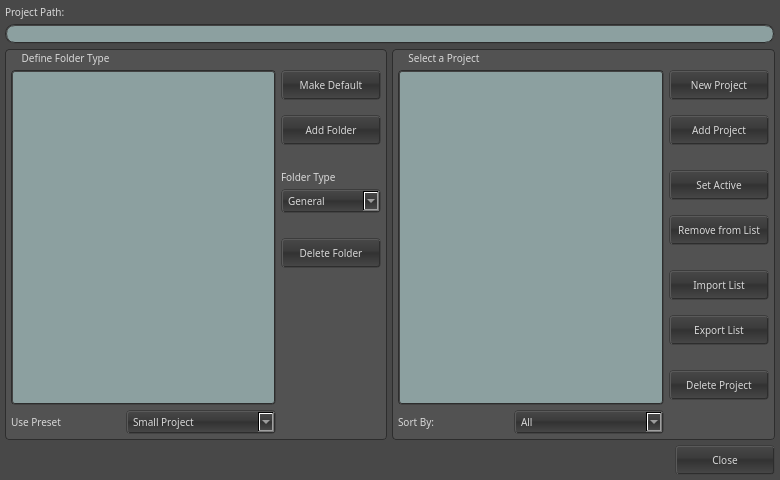
First picture: the form in ui/ProjectManager.ui, repository skhaz/neutron3d, before the edit.
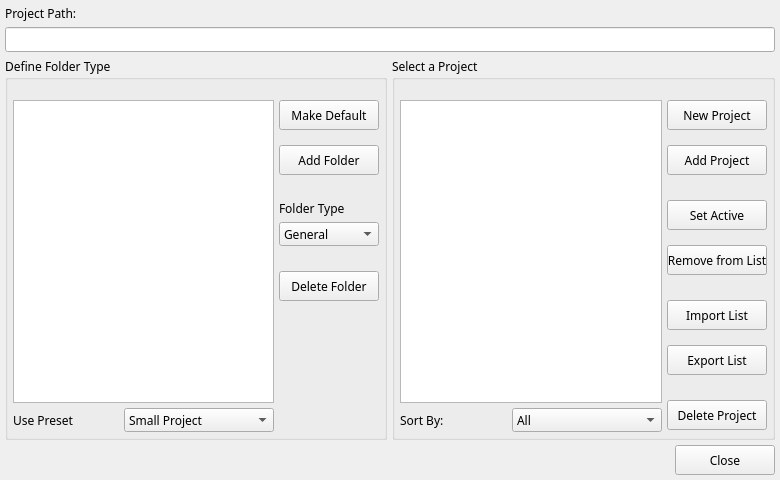
Second picture: the form after the edit. Icons and pictures are not drawn.

```diff
--- a/ui/ProjectManager.ui
+++ b/ui/ProjectManager.ui
@@ -28,356 +28,7 @@
    <enum>Qt::RightToLeft</enum>
   </property>
   <property name="styleSheet" >
-   <string notr="true" >/* ---------------------- All ---------------------- */
-* {
-	color: rgb(215, 215, 215);
-	background-color: rgb(72, 72, 72);
-	font-family: "Lucida Grande, Segoe UI";
-	font-size: 10px;
-}
-
-/* ---------------------- Line Edit ---------------------- */
-QLineEdit { 
-	color: rgb(40, 40, 40);
-	background-color: rgb(140, 160, 160);
-	selection-background-color: rgb(245, 150, 40);
-	padding: 0px 5px 0px 5px;
-	border: 2px groove rgb(45,45,45);
-	border-radius: 10px;
-}
-
-/* ---------------------- Label ---------------------- */
-QLabel { 
-	background-color: rgb(72, 72, 72, 0);
-}
-
-/* ---------------------- Push Button ---------------------- */
-QPushButton {
-	background-color: qlineargradient(spread:pad, x1:0.5, y1:1, x2:0.5, y2:0, stop:0 rgba(72, 72, 72, 255), stop:0.5 rgba(50, 50, 50, 255), stop:0.59 rgba(60, 60, 60, 255), stop:1 rgba(72, 72, 72, 255));
-	border-radius: 4px;
-	border-width: 2px;	
-	border-style: groove;
-	border-left-color: rgb(60, 60, 60);
-	border-top-color: rgb(60, 60, 60);
-	border-right-color: rgb(45, 45, 45);
-	border-bottom-color: rgb(45, 45, 45);
-}
-
-QPushButton::pressed {
-	background-color: qlineargradient(spread:pad, x1:0.5, y1:1, x2:0.5, y2:0, stop:0 rgba(92, 92, 92, 255), stop:0.5 rgba(70, 70, 70, 255), stop:0.59 rgba(80, 80, 80, 255), stop:1 rgba(92, 92, 92, 255));
-	border-radius: 4px;
-	border-width: 2px;	
-	border-style: groove;
-	border-left-color: rgb(45, 45, 45);
-	border-top-color: rgb(45, 45, 45);
-	border-right-color: rgb(60, 60, 60);
-	border-bottom-color: rgb(60, 60, 60);
-}
-
-QPushButton::checked {
-	background-color: qlineargradient(spread:pad, x1:0.5, y1:1, x2:0.5, y2:0, stop:0 rgba(92, 92, 92, 255), stop:0.5 rgba(70, 70, 70, 255), stop:0.59 rgba(80, 80, 80, 255), stop:1 rgba(92, 92, 92, 255));
-
-	border-radius: 4px;
-	border-width: 2px;	
-	border-style: groove;
-	border-left-color: rgb(45, 45, 45);
-	border-top-color: rgb(45, 45, 45);
-	border-right-color: rgb(60, 60, 60);
-	border-bottom-color: rgb(60, 60, 60);
-}
-
-
-/* ---------------------- Combo Box ---------------------- */
-QComboBox {
-	background-color: qlineargradient(spread:pad, x1:0.5, y1:1, x2:0.5, y2:0, stop:0 rgba(72, 72, 72, 255), stop:0.5 rgba(50, 50, 50, 255), stop:0.59 rgba(60, 60, 60, 255), stop:1 rgba(72, 72, 72, 255));
-	
-	border-radius: 4px;
-	border-width: 2px;	
-	border-style: groove;
-	border-left-color: rgb(60, 60, 60);
-	border-top-color: rgb(60, 60, 60);
-	border-right-color: rgb(45, 45, 45);
-	border-bottom-color: rgb(45, 45, 45);
-	padding: 0px 5px 0px 5px;
- }
-
-QComboBox::drop-down { 
-	background-color: qlineargradient(spread:pad, x1:0.5, y1:1, x2:0.5, y2:0, stop:0 rgba(72, 72, 72, 255), stop:0.5 rgba(50, 50, 50, 255), stop:0.59 rgba(60, 60, 60, 255), stop:1 rgba(72, 72, 72, 255));
-	
-	image: url(:/dark/up-down-dark-arrow.png);
-	padding: 0px 2px 0px 2px;
-	width: 15px; 
-	border-left: 1px solid rgb(40,40,40);
-}
-
-QComboBox::down-arrow {
-	image: url(:/dark/up-down-dark-arrow.png);
-}
-
- QComboBox QAbstractItemView {
-	color: black;
-	background-color:rgb(140, 160, 160);  
-	border: 2px groove rgb(45,45,45);
-	selection-color: black;
-	selection-background-color: rgb(245, 150, 40);
-	padding: 4px 0px 4px 0px;
- }
-
-/* ---------------------- List View ---------------------- */
-QListView {
-	color: black;
-	background-color:rgb(140, 160, 160);
-	selection-background-color: rgb(245, 150, 40);
-	padding: 0px 5px 0px 5px;
-	border: 2px groove rgb(45,45,45);
-	border-radius: 4px;
-}
-
-/* ---------------------- Tree View ---------------------- */
-QTreeView {
-	color: black;
-	background-color:rgb(140, 160, 160);
-	selection-background-color: rgb(245, 150, 40);
-	padding: 0px 5px 0px 5px;
-	border: 2px groove rgb(45,45,45);
-	border-radius: 4px;
-}
-
-/* ---------------------- Group Box ---------------------- */
-QGroupBox {
-	background-color: rgb(82, 82, 82);
-	border: 1px solid rgb(45,45,45);
-	border-radius: 4px;
-}
-
-QGroupBox::title {
-	background-color: rgb(82,82,82,0);
-	subcontrol-origin: margin;
-	subcontrol-position: top left;
-	padding: 2px 5px 0px 15px;
- }
-
-/* ---------------------- Text Edit ---------------------- */
-QTextEdit {
-	color: black;
-	background-color:rgb(140, 160, 160);
-	selection-background-color: rgb(245, 150, 40);
-	padding: 0px 5px 0px 5px;
-	border: 2px groove rgb(45,45,45);
-	border-radius: 4px;
-}
-
-
-
-/* ---------------------- Scroll Bar Vertical ---------------------- */
-QScrollBar {
-	border: 1px solid rgb(45,45,45);
-	border-radius: 4px;
- }
-
- QScrollBar::handle::vertical {
-	background-color: qlineargradient(spread:pad, x1:0.5, y1:1, x2:0.5, y2:0, stop:0 rgba(72, 72, 72, 255), stop:0.5 rgba(50, 50, 50, 255), stop:0.59 rgba(60, 60, 60, 255), stop:1 rgba(72, 72, 72, 255));
-
-	image: url(:/dark/up-down-dark-arrow.png);
-	min-height: 30px;
-	border: 1px solid rgb(45,45,45);
-	border-top-right-radius: 4px;
-	border-bottom-right-radius: 4px;
- }
-
-QScrollBar::down-arrow::vertical {
-	background: green;
-	min-height: 10px;
-	min-width: 10px;
-}
-
-QScrollBar::sub-page::vertical {
-	background: rgb(80,80,80);
-}
-
-QScrollBar::add-page::vertical {
-	background: rgb(110,110,110);
-}
-
-/* ---------------------- Scroll Bar Horizontal ---------------------- */
-QScrollBar {
-	border: 1px solid rgb(45,45,45);
-	border-radius: 4px;
- }
-
- QScrollBar::handle::horizontal {
-		background-color: qlineargradient(spread:pad, x1:0.5, y1:1, x2:0.5, y2:0, stop:0 rgba(72, 72, 72, 255), stop:0.5 rgba(50, 50, 50, 255), stop:0.59 rgba(60, 60, 60, 255), stop:1 rgba(72, 72, 72, 255));
-
-	image: url(:/dark/left-right-dark-arrow.png);
-	min-width: 30px;
-	border: 1px solid rgb(45,45,45);
-	border-top-right-radius: 4px;
-	border-top-left-radius: 4px;
- }
-
-QScrollBar::down-arrow::horizontal {
-	background: green;
-	min-height: 10px;
-	min-width: 10px;
-}
-
-QScrollBar::sub-page::horizontal {
-	background: rgb(80,80,80);
-}
-
-QScrollBar::add-page::horizontal {
-	background: rgb(110,110,110);
-}
-
-
-/* ---------------------- Check Box ---------------------- */
-QCheckBox {
-	background-color: rgb(72,72,72,0);
-}
-
-QCheckBox::indicator {
-	background-color: rgb(140, 160, 160);
-	selection-background-color: rgb(245, 150, 40);
-	border: 2px groove rgb(45,45,45);
-	border-radius: 4px;
-	width: 13px;
-	height: 13px;
-}
-QCheckBox::indicator::pressed {
-	background-color: rgb(245, 150, 40);
-}
-
- QCheckBox::indicator:checked {
-	background-color: rgb(245, 150, 40);
-	width: 13px;
-	height: 13px;
-	image: url(:/dark/checked-dark-checkBox.png);
- }
-
-/* ---------------------- Radio Button ---------------------- */
-QRadioButton {
-	background-color: rgb(72,72,72,0);
-}
-
-QRadioButton::indicator {
-	background-color: rgb(140, 160, 160);
-	border: 2px groove rgb(45,45,45);
-	border-radius: 9px;
-	width: 14px;
-	height: 14px;
-}
-
- QRadioButton::indicator:checked {
-	background-color: qradialgradient(spread:pad, cx:0.5, cy:0.5, radius:0.5, fx:0.5, fy:0.5, stop:0 rgba(245, 150, 40, 255), stop:1 rgba(235, 117, 0, 255));
-
-	width: 14px;
-	height: 14px;
-	image: url(:/dark/right-dark-arrow.png);
- }
-
-/* ---------------------- Spin Box ---------------------- */
-QSpinBox {
-	color: black;
-	background-color: rgb(140, 160, 160);
-	selection-background-color: rgb(245, 150, 40);
-	border-radius: 4px;
-	border-width: 2px;	
-	border-style: groove;
-	border-left-color: rgb(60, 60, 60);
-	border-top-color: rgb(60, 60, 60);
-	border-right-color: rgb(45, 45, 45);
-	border-bottom-color: rgb(45, 45, 45);
-	padding: 0px 5px 0px 5px;
- }
-
-QSpinBox::up-button { 
-	background-color: qlineargradient(spread:pad, x1:0.5, y1:1, x2:0.5, y2:0, stop:0 rgba(72, 72, 72, 255), stop:0.5 rgba(50, 50, 50, 255), stop:0.59 rgba(60, 60, 60, 255), stop:1 rgba(72, 72, 72, 255));
-	
-	image: url(:/dark/up-dark-arrow.png);
-	width: 15px; 
-	border-left: 1px solid rgb(40,40,40);
-	border-bottom: 1px solid rgb(40,40,40);
-	border-top-right-radius: 4px;
-}
-
-QSpinBox::up-button::pressed {
-	background-color: qlineargradient(spread:pad, x1:0.5, y1:1, x2:0.5, y2:0, stop:0 rgba(92, 92, 92, 255), stop:0.5 rgba(70, 70, 70, 255), stop:0.59 rgba(80, 80, 80, 255), stop:1 rgba(92, 92, 92, 255));
-}
-
-QSpinBox::down-button {
-	background-color: qlineargradient(spread:pad, x1:0.5, y1:1, x2:0.5, y2:0, stop:0 rgba(72, 72, 72, 255), stop:0.5 rgba(50, 50, 50, 255), stop:0.59 rgba(60, 60, 60, 255), stop:1 rgba(72, 72, 72, 255));
-	
-	image: url(:/dark/down-dark-arrow.png);
-	width: 15px; 
-	border-left: 1px solid rgb(40,40,40);
-	border-top: 1px solid rgb(40,40,40);
-	border-bottom-right-radius: 4px;
-}
-
-QSpinBox::down-button::pressed {
-	background-color: qlineargradient(spread:pad, x1:0.5, y1:1, x2:0.5, y2:0, stop:0 rgba(92, 92, 92, 255), stop:0.5 rgba(70, 70, 70, 255), stop:0.59 rgba(80, 80, 80, 255), stop:1 rgba(92, 92, 92, 255));
-}
-
-/* ---------------------- Double Spin Box ---------------------- */
-QDoubleSpinBox {
-	color: black;
-	background-color: rgb(140, 160, 160);
-	selection-background-color: rgb(245, 150, 40);
-	border-radius: 4px;
-	border-width: 2px;	
-	border-style: groove;
-	border-left-color: rgb(60, 60, 60);
-	border-top-color: rgb(60, 60, 60);
-	border-right-color: rgb(45, 45, 45);
-	border-bottom-color: rgb(45, 45, 45);
-	padding: 0px 5px 0px 5px;
- }
-
-QDoubleSpinBox::up-button { 
-	background-color: qlineargradient(spread:pad, x1:0.5, y1:1, x2:0.5, y2:0, stop:0 rgba(72, 72, 72, 255), stop:0.5 rgba(50, 50, 50, 255), stop:0.59 rgba(60, 60, 60, 255), stop:1 rgba(72, 72, 72, 255));
-	
-	image: url(:/dark/up-dark-arrow.png);
-	width: 15px; 
-	border-left: 1px solid rgb(40,40,40);
-	border-bottom: 1px solid rgb(40,40,40);
-	border-top-right-radius: 4px;
-}
-
-QDoubleSpinBox::up-button::pressed {
-	background-color: qlineargradient(spread:pad, x1:0.5, y1:1, x2:0.5, y2:0, stop:0 rgba(92, 92, 92, 255), stop:0.5 rgba(70, 70, 70, 255), stop:0.59 rgba(80, 80, 80, 255), stop:1 rgba(92, 92, 92, 255));
-}
-
-QDoubleSpinBox::down-button {
-	background-color: qlineargradient(spread:pad, x1:0.5, y1:1, x2:0.5, y2:0, stop:0 rgba(72, 72, 72, 255), stop:0.5 rgba(50, 50, 50, 255), stop:0.59 rgba(60, 60, 60, 255), stop:1 rgba(72, 72, 72, 255));
-	
-	image: url(:/dark/down-dark-arrow.png);
-	width: 15px; 
-	border-left: 1px solid rgb(40,40,40);
-	border-top: 1px solid rgb(40,40,40);
-	border-bottom-right-radius: 4px;
-}
-
-QDoubleSpinBox::down-button::pressed {
-	background-color: qlineargradient(spread:pad, x1:0.5, y1:1, x2:0.5, y2:0, stop:0 rgba(92, 92, 92, 255), stop:0.5 rgba(70, 70, 70, 255), stop:0.59 rgba(80, 80, 80, 255), stop:1 rgba(92, 92, 92, 255));
-}
-
-/* ---------------------- Line Edit ---------------------- */
-QProgressBar { 
-	color: rgb(215, 215, 215);
-	background-color: rgb(40, 40, 40);
-	border: 2px groove rgb(45,45,45);
-	border-radius: 4px;
-	text-align: center;
-}
-QProgressBar::chunk { 
-	background-color: qlineargradient(spread:pad, x1:0.5, y1:1, x2:0.5, y2:0, stop:0 rgba(60, 75, 75, 255), stop:0.5 rgba(36, 45, 45, 255), stop:0.59 rgba(49, 61, 61, 255), stop:1 rgba(142, 177, 177, 255));
-
-	border-right: 1px solid rgb(40,40,40);
-	width: 20px;
-	margin: 0px 0.2px 0px 0px;
-}
-
-</string>
+   <string notr="true" />
   </property>
   <layout class="QGridLayout" name="gridLayout_3" >
    <property name="margin" >
@@ -393,7 +44,6 @@
        <property name="font" >
         <font>
          <family>Lucida Grande, Segoe UI</family>
-         <pointsize>-1</pointsize>
         </font>
        </property>
        <property name="layoutDirection" >
@@ -412,7 +62,6 @@
        <property name="font" >
         <font>
          <family>Lucida Grande, Segoe UI</family>
-         <pointsize>-1</pointsize>
         </font>
        </property>
        <property name="layoutDirection" >
@@ -450,7 +99,6 @@
        <property name="font" >
         <font>
          <family>Lucida Grande, Segoe UI</family>
-         <pointsize>-1</pointsize>
         </font>
        </property>
        <property name="layoutDirection" >
@@ -483,7 +131,6 @@
           <property name="font" >
            <font>
             <family>Lucida Grande, Segoe UI</family>
-            <pointsize>-1</pointsize>
            </font>
           </property>
           <property name="cursor" stdset="0" >
@@ -541,7 +188,6 @@
             <property name="font" >
              <font>
               <family>Lucida Grande, Segoe UI</family>
-              <pointsize>-1</pointsize>
              </font>
             </property>
             <property name="whatsThis" >
@@ -592,7 +238,6 @@
             <property name="font" >
              <font>
               <family>Lucida Grande, Segoe UI</family>
-              <pointsize>-1</pointsize>
              </font>
             </property>
             <property name="whatsThis" >
@@ -643,7 +288,6 @@
             <property name="font" >
              <font>
               <family>Lucida Grande, Segoe UI</family>
-              <pointsize>-1</pointsize>
              </font>
             </property>
             <property name="styleSheet" >
@@ -687,7 +331,6 @@
             <property name="font" >
              <font>
               <family>Lucida Grande, Segoe UI</family>
-              <pointsize>-1</pointsize>
              </font>
             </property>
             <property name="styleSheet" >
@@ -731,7 +374,6 @@
             <property name="font" >
              <font>
               <family>Lucida Grande, Segoe UI</family>
-              <pointsize>-1</pointsize>
              </font>
             </property>
             <property name="styleSheet" >
@@ -775,7 +417,6 @@
             <property name="font" >
              <font>
               <family>Lucida Grande, Segoe UI</family>
-              <pointsize>-1</pointsize>
              </font>
             </property>
             <property name="styleSheet" >
@@ -819,7 +460,6 @@
             <property name="font" >
              <font>
               <family>Lucida Grande, Segoe UI</family>
-              <pointsize>-1</pointsize>
              </font>
             </property>
             <property name="toolTip" >
@@ -853,7 +493,6 @@
           <property name="font" >
            <font>
             <family>Lucida Grande, Segoe UI</family>
-            <pointsize>-1</pointsize>
            </font>
           </property>
           <property name="layoutDirection" >
@@ -881,7 +520,6 @@
           <property name="font" >
            <font>
             <family>Lucida Grande, Segoe UI</family>
-            <pointsize>-1</pointsize>
            </font>
           </property>
           <property name="layoutDirection" >
@@ -930,7 +568,6 @@
        <property name="font" >
         <font>
          <family>Lucida Grande, Segoe UI</family>
-         <pointsize>-1</pointsize>
         </font>
        </property>
        <property name="layoutDirection" >
@@ -963,7 +600,6 @@
           <property name="font" >
            <font>
             <family>Lucida Grande, Segoe UI</family>
-            <pointsize>-1</pointsize>
            </font>
           </property>
           <property name="styleSheet" >
@@ -993,7 +629,6 @@
             <property name="font" >
              <font>
               <family>Lucida Grande, Segoe UI</family>
-              <pointsize>-1</pointsize>
              </font>
             </property>
             <property name="styleSheet" >
@@ -1037,7 +672,6 @@
             <property name="font" >
              <font>
               <family>Lucida Grande, Segoe UI</family>
-              <pointsize>-1</pointsize>
              </font>
             </property>
             <property name="styleSheet" >
@@ -1069,7 +703,6 @@
             <property name="font" >
              <font>
               <family>Lucida Grande, Segoe UI</family>
-              <pointsize>-1</pointsize>
              </font>
             </property>
             <property name="layoutDirection" >
@@ -1103,7 +736,6 @@
             <property name="font" >
              <font>
               <family>Lucida Grande, Segoe UI</family>
-              <pointsize>-1</pointsize>
              </font>
             </property>
             <property name="layoutDirection" >
@@ -1210,7 +842,6 @@
             <property name="font" >
              <font>
               <family>Lucida Grande, Segoe UI</family>
-              <pointsize>-1</pointsize>
              </font>
             </property>
             <property name="styleSheet" >
@@ -1241,7 +872,6 @@
           <property name="font" >
            <font>
             <family>Lucida Grande, Segoe UI</family>
-            <pointsize>-1</pointsize>
            </font>
           </property>
           <property name="layoutDirection" >
@@ -1269,7 +899,6 @@
           <property name="font" >
            <font>
             <family>Lucida Grande, Segoe UI</family>
-            <pointsize>-1</pointsize>
            </font>
           </property>
           <property name="layoutDirection" >
@@ -1329,7 +958,6 @@
        <property name="font" >
         <font>
          <family>Lucida Grande, Segoe UI</family>
-         <pointsize>-1</pointsize>
         </font>
        </property>
        <property name="whatsThis" >
```
